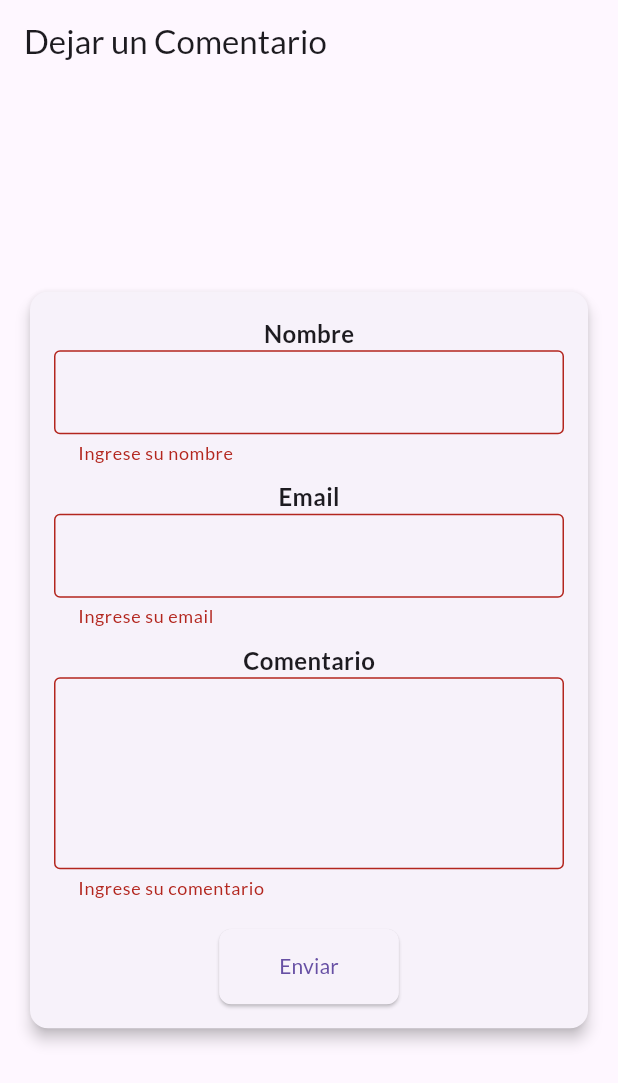
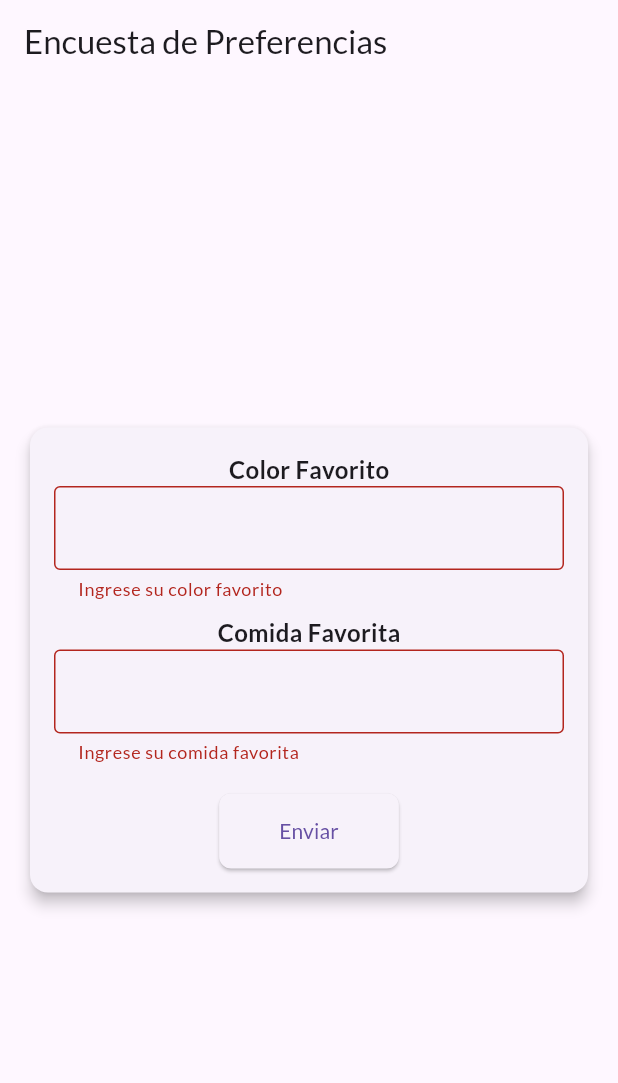
Before and after one commit to Zonoxply29/forms_flutter, a Flutter app: the screen it shows after launch, after a tap on "Enviar", on a phone screen of 412 x 824 dp. Shown: the top 1083 px of the screen. Run offline on Flutter 3.47's test engine with Material 3 defaults, Android fonts, the phone set to English and light mode, and no system bars; our stand-ins replace google_fonts.

Commit message:
Agregando Encuesta_Preferencias

```diff
--- a/lib/main.dart
+++ b/lib/main.dart
@@ -17,46 +17,42 @@ class MyApp extends StatelessWidget {
         primarySwatch: Colors.blue,
         textTheme: GoogleFonts.latoTextTheme(),
       ),
-      home: CommentForm(),
+      home: PreferencesSurveyForm(),
     );
   }
 }
 
-class CommentForm extends StatefulWidget {
+class PreferencesSurveyForm extends StatefulWidget {
   @override
-  _CommentFormState createState() => _CommentFormState();
+  _PreferencesSurveyFormState createState() => _PreferencesSurveyFormState();
 }
 
-class _CommentFormState extends State<CommentForm> {
+class _PreferencesSurveyFormState extends State<PreferencesSurveyForm> {
   final _formKey = GlobalKey<FormState>();
-  final TextEditingController _nameController = TextEditingController();
-  final TextEditingController _emailController = TextEditingController();
-  final TextEditingController _commentController = TextEditingController();
+  final TextEditingController _colorController = TextEditingController();
+  final TextEditingController _foodController = TextEditingController();
 
   void _submitForm() {
     if (_formKey.currentState!.validate()) {
-      String name = _nameController.text;
-      String email = _emailController.text;
-      String comment = _commentController.text;
+      String color = _colorController.text;
+      String food = _foodController.text;
 
-      print("Nombre: $name");
-      print("Email: $email");
-      print("Comentario: $comment");
+      print("Color Favorito: $color");
+      print("Comida Favorita: $food");
 
       ScaffoldMessenger.of(context).showSnackBar(
-        SnackBar(content: Text('Comentario enviado con éxito')),
+        SnackBar(content: Text('Encuesta enviada con éxito')),
       );
 
-      _nameController.clear();
-      _emailController.clear();
-      _commentController.clear();
+      _colorController.clear();
+      _foodController.clear();
     }
   }
 
   @override
   Widget build(BuildContext context) {
     return Scaffold(
-      appBar: AppBar(title: Text('Dejar un Comentario')),
+      appBar: AppBar(title: Text('Encuesta de Preferencias')),
       body: Center(
         child: SingleChildScrollView(
           child: Padding(
@@ -74,39 +70,28 @@ class _CommentFormState extends State<CommentForm> {
                     child: Column(
                       mainAxisSize: MainAxisSize.min,
                       children: [
-                        Text('Nombre',
+                        Text('Color Favorito',
                             style: TextStyle(
                                 fontSize: 16, fontWeight: FontWeight.bold)),
                         TextFormField(
-                          controller: _nameController,
+                          controller: _colorController,
                           decoration:
                               InputDecoration(border: OutlineInputBorder()),
-                          validator: (value) =>
-                              value!.isEmpty ? 'Ingrese su nombre' : null,
+                          validator: (value) => value!.isEmpty
+                              ? 'Ingrese su color favorito'
+                              : null,
                         ),
                         SizedBox(height: 10),
-                        Text('Email',
+                        Text('Comida Favorita',
                             style: TextStyle(
                                 fontSize: 16, fontWeight: FontWeight.bold)),
                         TextFormField(
-                          controller: _emailController,
-                          keyboardType: TextInputType.emailAddress,
+                          controller: _foodController,
                           decoration:
                               InputDecoration(border: OutlineInputBorder()),
-                          validator: (value) =>
-                              value!.isEmpty ? 'Ingrese su email' : null,
-                        ),
-                        SizedBox(height: 10),
-                        Text('Comentario',
-                            style: TextStyle(
-                                fontSize: 16, fontWeight: FontWeight.bold)),
-                        TextFormField(
-                          controller: _commentController,
-                          maxLines: 4,
-                          decoration:
-                              InputDecoration(border: OutlineInputBorder()),
-                          validator: (value) =>
-                              value!.isEmpty ? 'Ingrese su comentario' : null,
+                          validator: (value) => value!.isEmpty
+                              ? 'Ingrese su comida favorita'
+                              : null,
                         ),
                         SizedBox(height: 20),
                         ElevatedButton(
```
